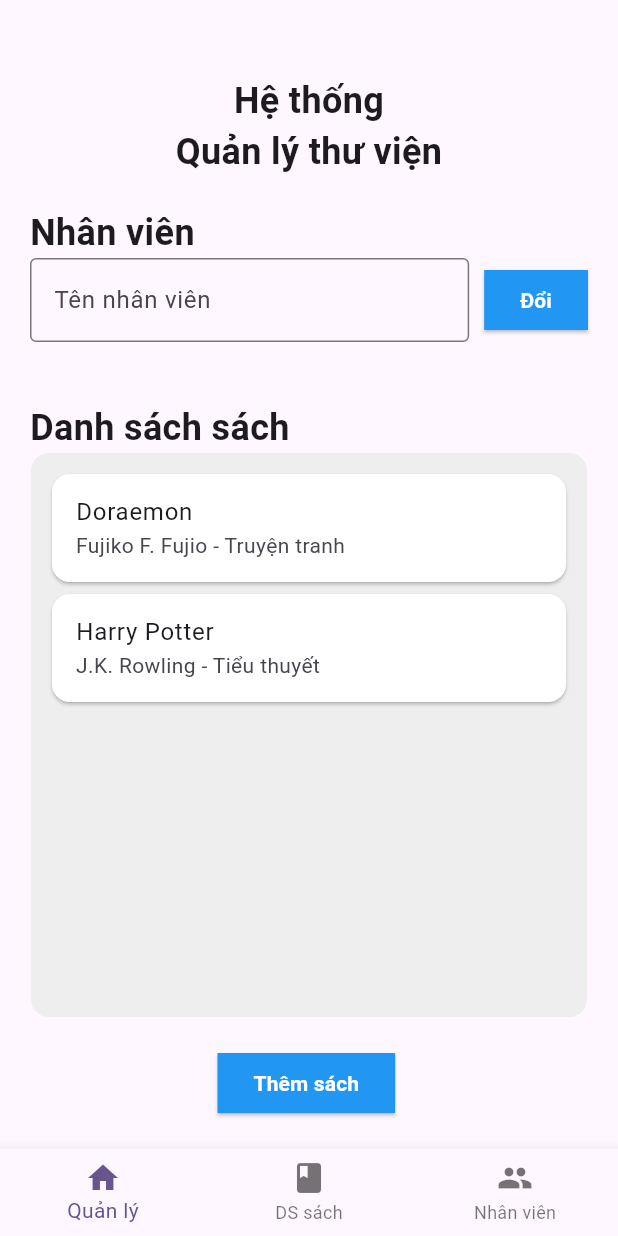
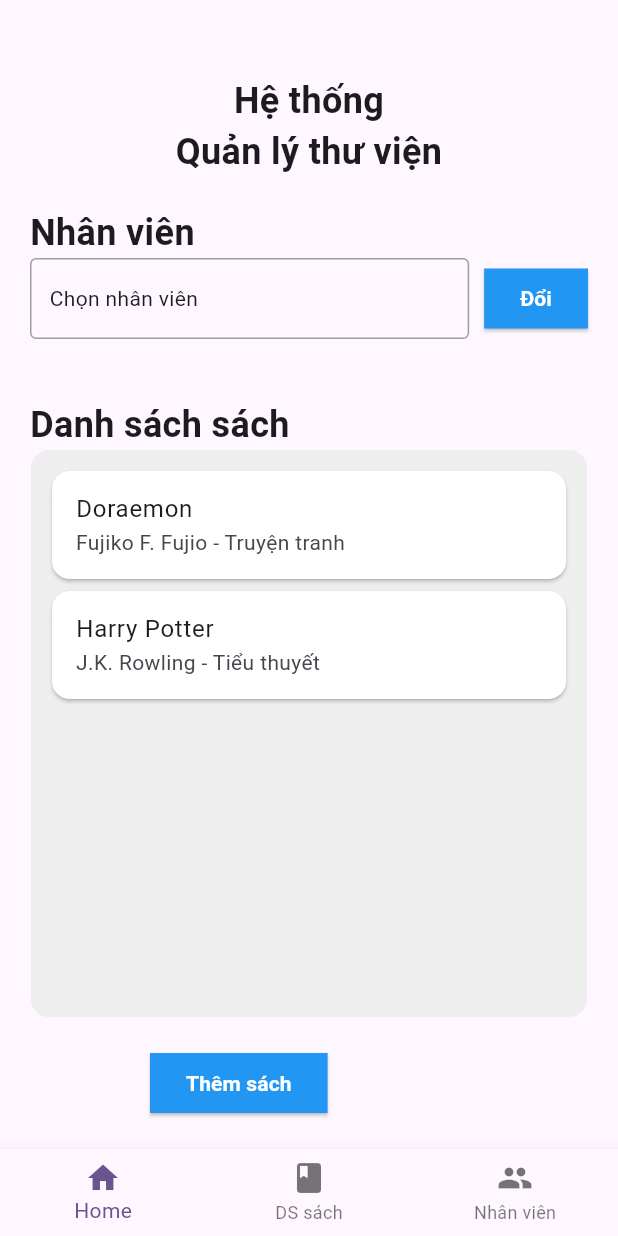
Before and after one commit to NguyenThanhhToan/LapTrinhMobile, a Flutter app: the ManageScreen screen opened directly, on a phone screen of 412 x 824 dp. Run offline on Flutter 3.47's test engine with Material 3 defaults, Android fonts, the phone set to English and light mode, and no system bars.

Commit message:
update week 2

```diff
--- a/lib/tuan2/veNha/view/manage.dart
+++ b/lib/tuan2/veNha/view/manage.dart
@@ -5,8 +5,15 @@ import 'list_employee.dart';
 import '../models.dart';
 import '../view_model.dart';
 
-class ManageScreen extends StatelessWidget {
+class ManageScreen extends StatefulWidget {
   const ManageScreen({super.key});
+
+  @override
+  State<ManageScreen> createState() => _ManageScreenState();
+}
+
+class _ManageScreenState extends State<ManageScreen> {
+  String? selectedEmployee;
 
   @override
   Widget build(BuildContext context) {
@@ -38,10 +45,36 @@ class ManageScreen extends StatelessWidget {
             child: Row(
               children: [
                 Expanded(
-                  child: TextField(
-                    decoration: const InputDecoration(
-                      labelText: 'Tên nhân viên',
-                      border: OutlineInputBorder(),
+                  child: GestureDetector(
+                    onTap: () {
+                      showModalBottomSheet(
+                        context: context,
+                        builder: (BuildContext context) {
+                          return ListView.builder(
+                            itemCount: employees.length,
+                            itemBuilder: (context, index) {
+                              final employee = employees[index];
+                              return ListTile(
+                                title: Text(employee.name),
+                                onTap: () {
+                                  setState(() {
+                                    selectedEmployee = employee.name;
+                                  });
+                                  Navigator.pop(context);
+                                },
+                              );
+                            },
+                          );
+                        },
+                      );
+                    },
+                    child: Container(
+                      padding: const EdgeInsets.symmetric(horizontal: 12, vertical: 16),
+                      decoration: BoxDecoration(
+                        border: Border.all(color: Colors.grey),
+                        borderRadius: BorderRadius.circular(4),
+                      ),
+                      child: Text(selectedEmployee ?? 'Chọn nhân viên'),
                     ),
                   ),
                 ),
@@ -104,7 +137,7 @@ class ManageScreen extends StatelessWidget {
             ),
           ),
           Padding(
-            padding: const EdgeInsets.symmetric(horizontal: 145.0, vertical: 20.0),
+            padding: const EdgeInsets.symmetric(horizontal: 100.0, vertical: 20.0),
             child: ElevatedButton(
               style: ElevatedButton.styleFrom(
                 backgroundColor: Colors.blue,
@@ -129,7 +162,7 @@ class ManageScreen extends StatelessWidget {
       ),
       bottomNavigationBar: BottomNavigationBar(
         items: const [
-          BottomNavigationBarItem(icon: Icon(Icons.home), label: 'Quản lý'),
+          BottomNavigationBarItem(icon: Icon(Icons.home), label: 'Home'),
           BottomNavigationBarItem(icon: Icon(Icons.book), label: 'DS sách'),
           BottomNavigationBarItem(icon: Icon(Icons.people), label: 'Nhân viên'),
         ],
```
